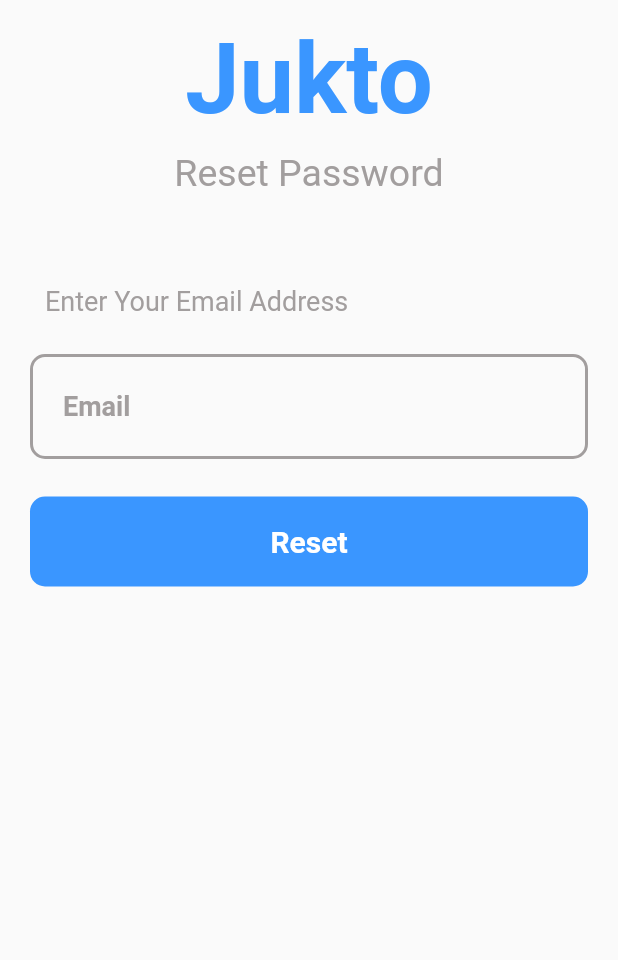
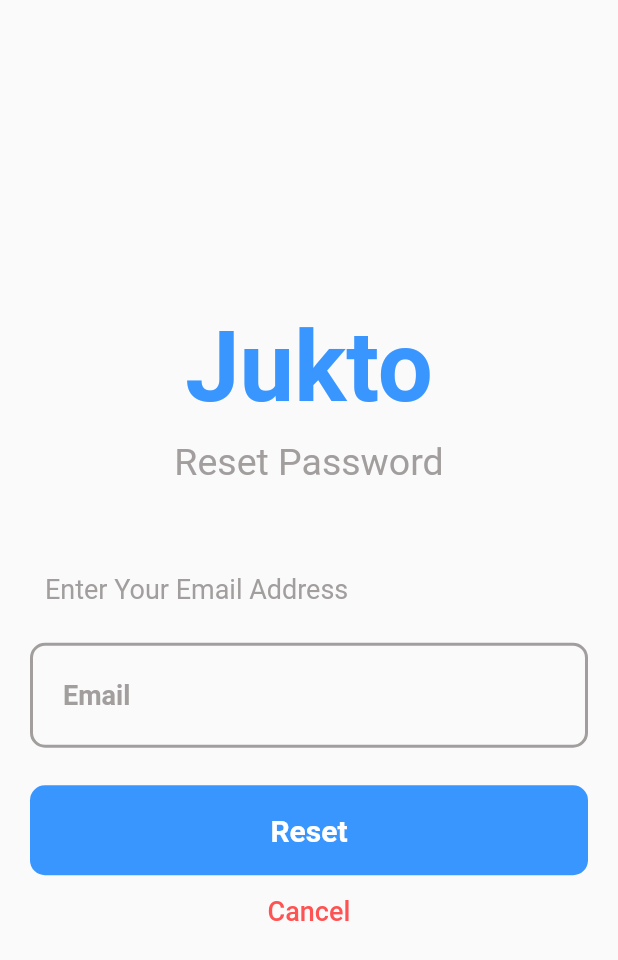
Before and after one commit to MdAshrafUllah/jukto, a Flutter app: the ForgatePasswordPage screen opened directly, on a phone screen of 412 x 824 dp. Shown: the top 960 px of the screen. Run offline on Flutter 3.47's test engine with Material 2 defaults, Android fonts, the phone set to English and light mode, and no system bars; drawn by our look-alikes of modal_progress_hud_nsn; our stand-ins replace awesome_bottom_bar, cached_network_image, cloud_firestore, file_picker, firebase_auth, firebase_core and 9 more; missing offline and left inert: flutter_downloader, flutter_pdfview; accounts and stored records are empty.

Commit message:
update Code

```diff
--- a/lib/Nevigation/welcomePage.dart
+++ b/lib/Nevigation/welcomePage.dart
@@ -148,7 +148,6 @@ class _welcomePageState extends State<welcomePage> with WidgetsBindingObserver {
     return WillPopScope(
       onWillPop: () async => _onBackbuttonpressed(context),
       child: Scaffold(
-        /* app bar here */
         appBar: AppBar(
           automaticallyImplyLeading: false,
           title: const Text(
--- a/lib/authentication/forgatePassword.dart
+++ b/lib/authentication/forgatePassword.dart
@@ -93,6 +93,7 @@ class _ForgatePasswordPageState extends State<ForgatePasswordPage> {
       inAsyncCall: showSpinner,
       child: Scaffold(
         body: Column(
+          mainAxisAlignment: MainAxisAlignment.center,
           children: [
             SizedBox(
               height: 15,
@@ -194,7 +195,19 @@ class _ForgatePasswordPageState extends State<ForgatePasswordPage> {
                     ),
                   ),
                 ),
-                onTap: passwordReset)
+                onTap: passwordReset),
+            TextButton(
+                onPressed: () {
+                  Navigator.pop(context);
+                },
+                child: Text(
+                  'Cancel',
+                  style: TextStyle(
+                    fontFamily: 'Roboto',
+                    color: Colors.redAccent,
+                    fontSize: 18,
+                  ),
+                ))
           ],
         ),
       ),
--- a/lib/authentication/signupPage.dart
+++ b/lib/authentication/signupPage.dart
@@ -535,10 +535,7 @@ class _signupPageState extends State<signupPage> {
                           ),
                           GestureDetector(
                             onTap: () {
-                              Navigator.push(
-                                  context,
-                                  MaterialPageRoute(
-                                      builder: (Context) => LoginPage()));
+                              Navigator.pop(context);
                             },
                             child: Text(
                               ' Sign in',
```
Also changed, not shown: lib/authentication/loginPage.dart (+53 -6 lines).
